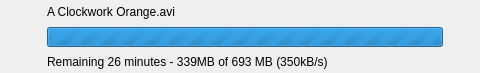
Old version of the form src/lib/downloads/downloaditem.ui in the repository Tauzun/midori-web-.
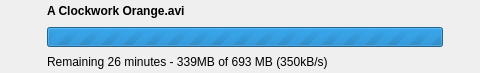
New version of the form. Custom widgets are drawn as their Qt base class.

The edit to the form file:
```diff
--- a/src/lib/downloads/downloaditem.ui
+++ b/src/lib/downloads/downloaditem.ui
@@ -43,7 +43,10 @@
    <item row="0" column="1" colspan="2">
     <widget class="SqueezeLabelV2" name="fileName">
      <property name="text">
-      <string notr="true">A Clockwork Orange.avi</string>
+      <string notr="true">&lt;html&gt;&lt;head/&gt;&lt;body&gt;&lt;p&gt;&lt;span style=&quot; font-weight:600;&quot;&gt;A Clockwork Orange.avi&lt;/span&gt;&lt;/p&gt;&lt;/body&gt;&lt;/html&gt;</string>
+     </property>
+     <property name="textFormat">
+      <enum>Qt::AutoText</enum>
      </property>
     </widget>
    </item>
```
